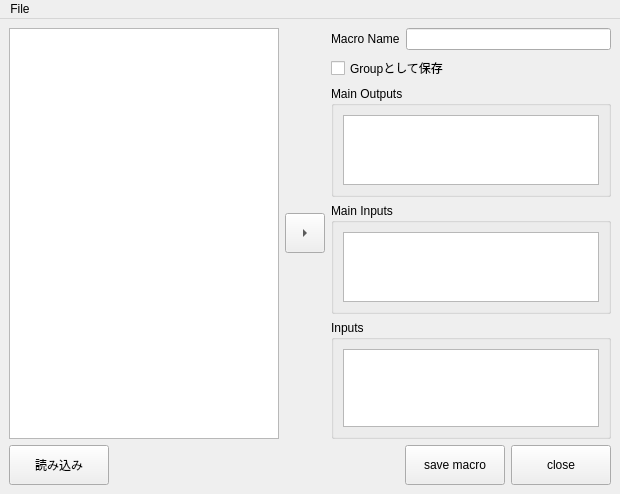
Qt form app/fusion/python/rs_fusion/tool/make_macro/make_macro.ui (nakano000/Resolve_Script) before a commit.
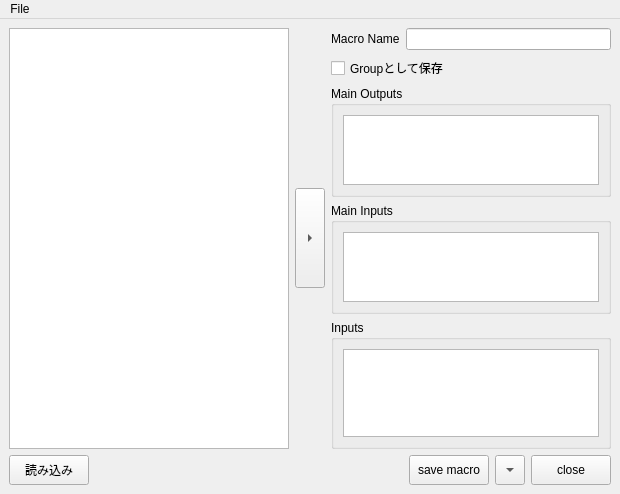
The same form after that commit. Custom widgets are drawn as their Qt base class.

Diff of the .ui file:
```diff
--- a/app/fusion/python/rs_fusion/tool/make_macro/make_macro.ui
+++ b/app/fusion/python/rs_fusion/tool/make_macro/make_macro.ui
@@ -31,8 +31,8 @@
        <widget class="QToolButton" name="addNodeToolButton">
         <property name="minimumSize">
          <size>
-          <width>40</width>
-          <height>40</height>
+          <width>30</width>
+          <height>100</height>
          </size>
         </property>
         <property name="text">
@@ -124,8 +124,8 @@
        <widget class="QPushButton" name="readButton">
         <property name="minimumSize">
          <size>
-          <width>100</width>
-          <height>40</height>
+          <width>80</width>
+          <height>30</height>
          </size>
         </property>
         <property name="text">
@@ -150,8 +150,8 @@
        <widget class="QPushButton" name="saveMacroButton">
         <property name="minimumSize">
          <size>
-          <width>100</width>
-          <height>40</height>
+          <width>80</width>
+          <height>30</height>
          </size>
         </property>
         <property name="text">
@@ -159,12 +159,31 @@
         </property>
        </widget>
       </item>
+      <item>
+       <widget class="QToolButton" name="minimizeButton">
+        <property name="minimumSize">
+         <size>
+          <width>30</width>
+          <height>30</height>
+         </size>
+        </property>
+        <property name="toolTip">
+         <string>最小化</string>
+        </property>
+        <property name="text">
+         <string>...</string>
+        </property>
+        <property name="arrowType">
+         <enum>Qt::DownArrow</enum>
+        </property>
+       </widget>
+      </item>
       <item>
        <widget class="QPushButton" name="closeButton">
         <property name="minimumSize">
          <size>
-          <width>100</width>
-          <height>40</height>
+          <width>80</width>
+          <height>30</height>
          </size>
         </property>
         <property name="text">
```
